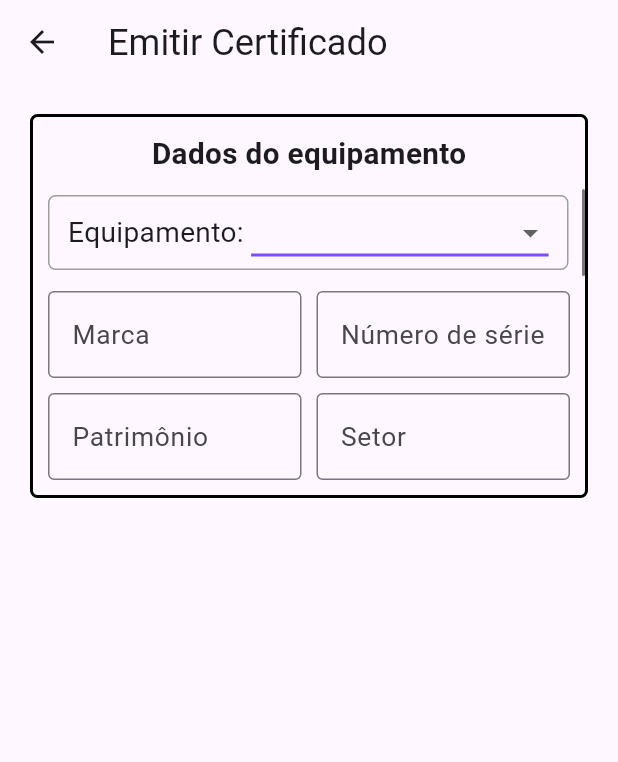
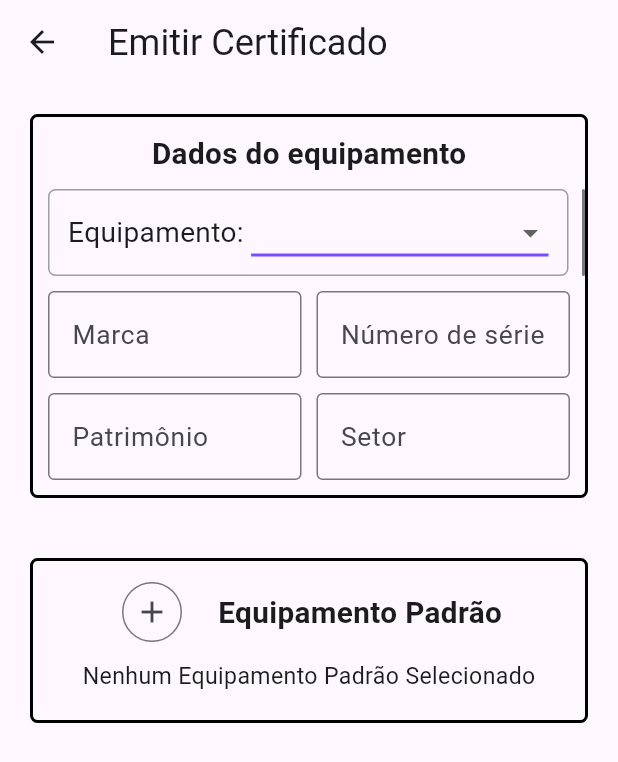
Before and after one commit to ramonbasilio/app_fullmedcare_v1, a Flutter app: the RegisterDataCertificatePage screen opened by its route, on a phone screen of 412 x 824 dp. Shown: the top 762 px of the screen. Run offline on Flutter 3.47's test engine with Material 3 defaults, Android fonts, the light colour scheme and no system bars; our stand-ins replace cloud_firestore, dio, firebase_core, get, mask_text_input_formatter; missing offline and left inert: date_picker_plus; accounts and stored records are empty.

Commit message:
commit 05022025

```diff
--- a/lib/src/pages/certificate/register_data_certificate_page.dart
+++ b/lib/src/pages/certificate/register_data_certificate_page.dart
@@ -1,5 +1,10 @@
 import 'package:app_fullmedcare_v1/src/constants/constants.dart';
+import 'package:app_fullmedcare_v1/src/data/model/equipment_stardard.dart';
+import 'package:app_fullmedcare_v1/src/data/provider/firebase_provider.dart';
+import 'package:app_fullmedcare_v1/src/data/repository/firebase_cloud_firestore.dart';
+import 'package:app_fullmedcare_v1/src/widgets/text_details_2.dart';
 import 'package:flutter/material.dart';
+import 'package:get/get.dart';
 
 class RegisterDataCertificatePage extends StatefulWidget {
   const RegisterDataCertificatePage({super.key});
@@ -13,24 +18,114 @@ class _RegisterDataCertificatePageState
     extends State<RegisterDataCertificatePage> {
   String? nameEquipment;
   List<String> medicalEquipmentList = Constants.medicalEquipment;
-  TextEditingController _controllerModelEquipment = TextEditingController();
-  TextEditingController _controllerManufacturer = TextEditingController();
-  TextEditingController _controllerSerialNumber = TextEditingController();
-  TextEditingController _controllerPatrimonio = TextEditingController();
-  TextEditingController _controllerLocation = TextEditingController();
+  final TextEditingController _controllerModelEquipment =
+      TextEditingController();
+  final TextEditingController _controllerManufacturer = TextEditingController();
+  final TextEditingController _controllerSerialNumber = TextEditingController();
+  final TextEditingController _controllerPatrimonio = TextEditingController();
+  final TextEditingController _controllerLocation = TextEditingController();
+  FirebaseProvider firebaseProvider = Get.find();
+  List<EquipmentStandard> listEquipmentsStandardSeletcted = [];
 
   @override
   Widget build(BuildContext context) {
+    List<EquipmentStandard> listEquipmentsStandard =
+        firebaseProvider.allEquipmentsStandard;
+    FirebaseCloudFirestore().getAllEquipmentsStandard();
     medicalEquipmentList.sort((a, b) => a.compareTo(b));
+
+
     return Scaffold(
       appBar: AppBar(
         title: const Text('Emitir Certificado'),
       ),
-      body: Padding(
+      body: SingleChildScrollView(
+        child: Padding(
           padding: const EdgeInsets.all(20),
           child: Column(
             children: [
-            Container(
+              containerEquipmentData(),
+              const SizedBox(
+                height: 20,
+              ),
+              containerEquipmentStandardAdd(context, listEquipmentsStandard)
+            ],
+          ),
+        ),
+      ),
+    );
+  }
+
+  Container containerEquipmentStandardAdd(BuildContext context, List<EquipmentStandard> listEquipmentsStandard) {
+    return Container(
+                width: double.infinity,
+                padding: const EdgeInsets.all(10),
+                margin: const EdgeInsets.only(bottom: 20),
+                decoration: BoxDecoration(
+                    border: Border.all(color: Colors.black, width: 2),
+                    borderRadius: BorderRadius.circular(5)),
+                child: Column(
+                  children: [
+                    Row(
+                      mainAxisAlignment: MainAxisAlignment.center,
+                      children: [
+                        IconButton.outlined(
+                            onPressed: () {
+                              _showCustomBottomSheet(
+                                  context, listEquipmentsStandard);
+                            },
+                            icon: const Icon(Icons.add)),
+                        const SizedBox(
+                          width: 20,
+                        ),
+                        const Text(
+                          'Equipamento Padrão',
+                          style: TextStyle(
+                            fontSize: 18,
+                            fontWeight: FontWeight.bold,
+                          ),
+                        ),
+                      ],
+                    ),
+                    const SizedBox(
+                      width: 30,
+                    ),
+                    listEquipmentsStandardSeletcted.isEmpty
+                        ? const Padding(
+                            padding: EdgeInsets.all(8.0),
+                            child:
+                                Text('Nenhum Equipamento Padrão Selecionado'),
+                          )
+                        : ListView.builder(
+                            scrollDirection: Axis.vertical,
+                            shrinkWrap: true,
+                            itemCount: listEquipmentsStandardSeletcted.length,
+                            itemBuilder: (context, index) {
+                              return Column(
+                                children: [
+                                  ListTile(
+                                    leading: IconButton(onPressed:() {
+                                      setState(() {
+                                        listEquipmentsStandardSeletcted.removeAt(index);
+                                      });
+                                    }, icon: const Icon(Icons.delete)),
+                                    title: TextDetails2(
+                                      equipmentStandard:
+                                          listEquipmentsStandardSeletcted[
+                                              index],
+                                    ),
+                                  ),
+                                  const Divider()
+                                ],
+                              );
+                            },
+                          ),
+                  ],
+                ));
+  }
+
+  Container containerEquipmentData() {
+    return Container(
       padding: const EdgeInsets.all(10),
       margin: const EdgeInsets.only(bottom: 20),
       decoration: BoxDecoration(
@@ -39,8 +134,8 @@ class _RegisterDataCertificatePageState
       child: Column(
         children: [
           const Padding(
-                    padding:  EdgeInsets.only(bottom: 10.0),
-                    child:  Text(
+            padding: EdgeInsets.only(bottom: 10.0),
+            child: Text(
               'Dados do equipamento',
               style: TextStyle(
                 fontSize: 18,
@@ -52,13 +147,17 @@ class _RegisterDataCertificatePageState
             children: [
               Container(
                 width: 347,
+                height: 58,
                 decoration: BoxDecoration(
                     border: Border.all(color: Colors.grey),
                     borderRadius: BorderRadius.circular(5)),
                 child: Row(
                   mainAxisAlignment: MainAxisAlignment.center,
                   children: [
-                            const Text('Equipamento: ', style: TextStyle(fontSize: 17),),
+                    const Text(
+                      'Equipamento: ',
+                      style: TextStyle(fontSize: 17),
+                    ),
                     DropdownButton<String>(
                       borderRadius: BorderRadius.circular(5),
                       focusColor: Colors.white,
@@ -78,8 +177,7 @@ class _RegisterDataCertificatePageState
                         });
                       },
                       items: medicalEquipmentList
-                                  .map<DropdownMenuItem<String>>(
-                                      (String value) {
+                          .map<DropdownMenuItem<String>>((String value) {
                         return DropdownMenuItem<String>(
                           value: value,
                           child: Text(value),
@@ -161,10 +259,58 @@ class _RegisterDataCertificatePageState
           ),
         ],
       ),
+    );
+  }
+
+  void _showCustomBottomSheet(
+      BuildContext context, List<EquipmentStandard> listEquipmentsStandard) {
+    showModalBottomSheet(
+        isScrollControlled: true,
+        context: context,
+        builder: (context) => Padding(
+              padding: const EdgeInsets.all(10.0),
+              child: Column(
+                children: [
+                  const Padding(
+                    padding: EdgeInsets.all(10.0),
+                    child: Text(
+                      'Lista de Equipamentos Padrão Cadastrados',
+                      style:
+                          TextStyle(fontSize: 20, fontWeight: FontWeight.bold),
+                    ),
+                  ),
+                  const Divider(),
+                  Expanded(
+                    child: ListView.builder(
+                      itemCount: listEquipmentsStandard.length,
+                      itemBuilder: (context, index) {
+                        return Column(
+                          children: [
+                            ListTile(
+                              onTap: () {
+                                if (!listEquipmentsStandardSeletcted
+                                    .contains(listEquipmentsStandard[index])) {
+                                  setState(() {
+                                    listEquipmentsStandardSeletcted
+                                        .add(listEquipmentsStandard[index]);
+                                        listEquipmentsStandardSeletcted.sort((a, b) => a.type.compareTo(b.type));
+                                  });
+                                }
+                                Get.back();
+                              },
+                              title: TextDetails2(
+                                equipmentStandard:
+                                    listEquipmentsStandard[index],
+                              ),
+                            ),
+                            const Divider()
+                          ],
+                        );
+                      },
+                    ),
                   ),
                 ],
               ),
-      ),
-    );
+            ));
   }
 }
```
Lines whose indentation alone changed are shown as unchanged.
